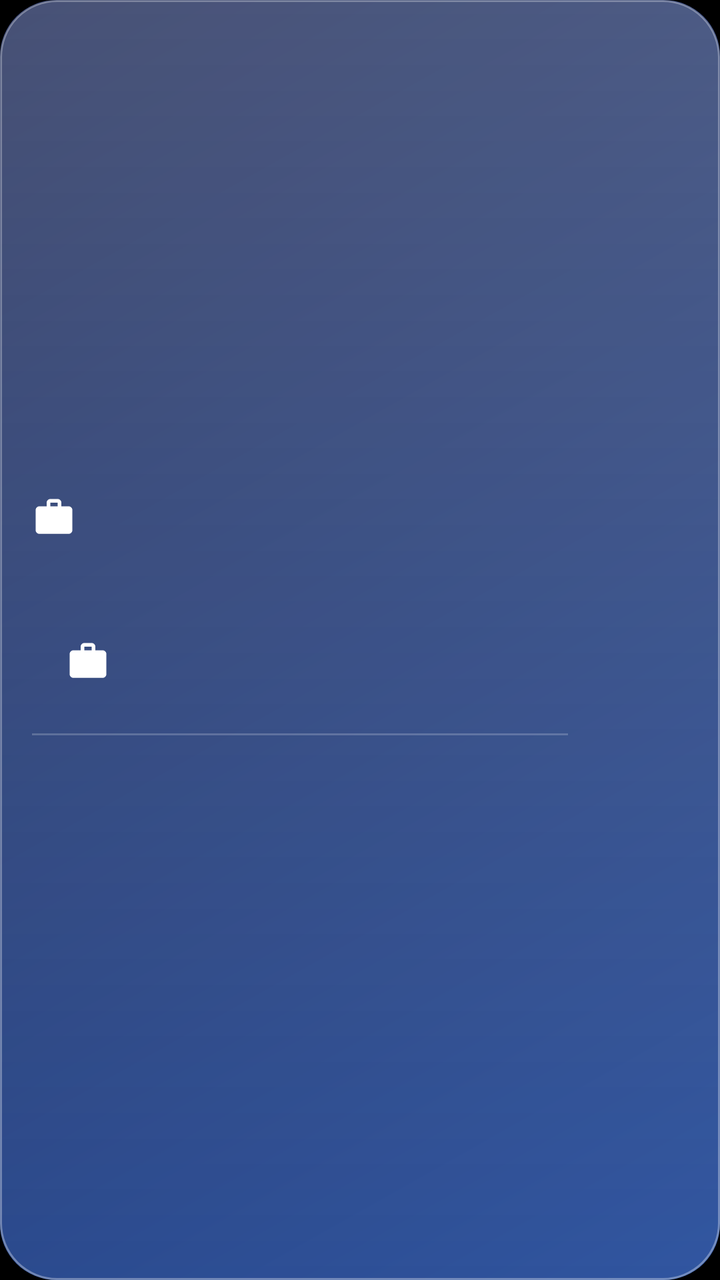
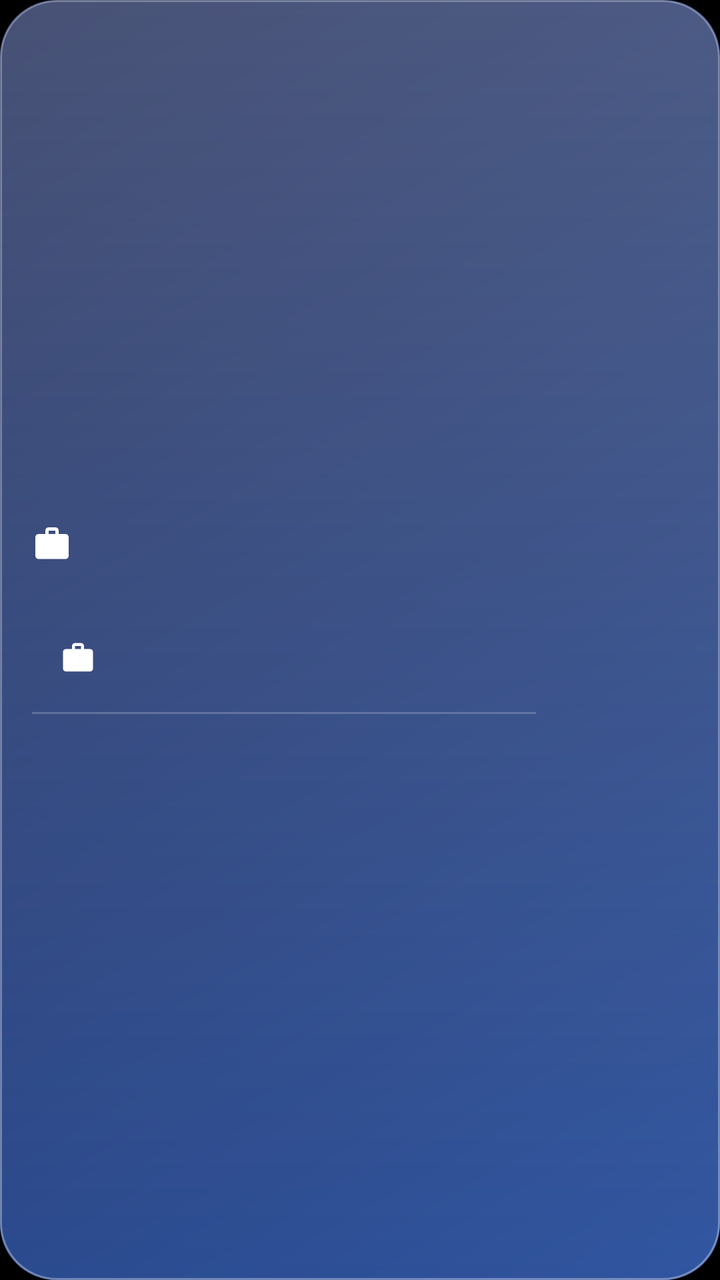

The first picture is an Android layout as it rendered before a commit; the second is the same layout after the commit. The layout source and the unified diff follow.
<!-- AndroidManifest.xml: application theme AppTheme -->
<!-- res/layout/widget.xml -->
<?xml version="1.0" encoding="utf-8"?>
<FrameLayout xmlns:android="http://schemas.android.com/apk/res/android"
    android:id="@+id/root"
    android:layout_width="match_parent"
    android:layout_height="match_parent"
    android:background="@drawable/bg_glass_idle">

    <ImageView
        android:id="@+id/art"
        android:layout_width="150dp"
        android:layout_height="match_parent"
        android:layout_gravity="end|center_vertical"
        android:scaleType="fitEnd" />

    <LinearLayout
        android:layout_width="match_parent"
        android:layout_height="match_parent"
        android:gravity="center_vertical"
        android:orientation="vertical"
        android:padding="16dp">

        <LinearLayout
            android:layout_width="wrap_content"
            android:layout_height="wrap_content"
            android:gravity="center_vertical"
            android:orientation="horizontal">

            <ImageView
                android:id="@+id/hdr_icon"
                android:layout_width="22dp"
                android:layout_height="22dp"
                android:src="@drawable/ic_briefcase" />

            <TextView
                android:id="@+id/title"
                android:layout_width="wrap_content"
                android:layout_height="wrap_content"
                android:layout_marginStart="10dp"
                android:textColor="#FFFFFF"
                android:textSize="19sp"
                android:textStyle="bold" />
        </LinearLayout>

        <TextView
            android:id="@+id/subtitle"
            android:layout_width="wrap_content"
            android:layout_height="wrap_content"
            android:layout_marginTop="6dp"
            android:textColor="#C4EDFF"
            android:textSize="14sp" />

        <LinearLayout
            android:id="@+id/row"
            android:layout_width="wrap_content"
            android:layout_height="wrap_content"
            android:layout_marginTop="6dp"
            android:gravity="center_vertical"
            android:orientation="horizontal">

            <FrameLayout
                android:layout_width="56dp"
                android:layout_height="56dp">

                <ImageView
                    android:id="@+id/ring"
                    android:layout_width="match_parent"
                    android:layout_height="match_parent"
                    android:scaleType="fitCenter" />

                <ImageView
                    android:id="@+id/ring_icon"
                    android:layout_width="22dp"
                    android:layout_height="22dp"
                    android:layout_gravity="center"
                    android:src="@drawable/ic_briefcase" />
            </FrameLayout>

            <TextView
                android:id="@+id/num"
                android:layout_width="wrap_content"
                android:layout_height="wrap_content"
                android:layout_marginStart="12dp"
                android:textColor="#FFFFFF"
                android:textSize="38sp"
                android:textStyle="bold" />

            <TextView
                android:id="@+id/unit"
                android:layout_width="wrap_content"
                android:layout_height="wrap_content"
                android:layout_marginStart="6dp"
                android:paddingTop="8dp"
                android:textColor="#FFFFFF"
                android:textSize="19sp"
                android:textStyle="bold" />
        </LinearLayout>

               <FrameLayout
            android:id="@+id/divider"
            android:layout_width="match_parent"
            android:layout_height="1dp"
            android:layout_marginTop="8dp"
            android:layout_marginEnd="60dp"
            android:background="#33FFFFFF" />

        <LinearLayout
            android:id="@+id/bottom"
            android:layout_width="wrap_content"
            android:layout_height="wrap_content"
            android:layout_marginTop="6dp"
            android:gravity="center_vertical"
            android:orientation="horizontal">

            <TextView
                android:id="@+id/blabel"
                android:layout_width="wrap_content"
                android:layout_height="wrap_content"
                android:textColor="#C4EDFF"
                android:textSize="13sp" />

            <TextView
                android:id="@+id/bvalue"
                android:layout_width="wrap_content"
                android:layout_height="wrap_content"
                android:layout_marginStart="8dp"
                android:textColor="#FFFFFF"
                android:textSize="15sp"
                android:textStyle="bold" />
        </LinearLayout>
    </LinearLayout>
</FrameLayout>
<!-- resources referenced by this layout -->
<resources>
  <!-- drawable bg_glass_idle (drawable) -->
  <?xml version="1.0" encoding="utf-8"?>
  <layer-list xmlns:android="http://schemas.android.com/apk/res/android">
      <item>
          <shape android:shape="rectangle">
              <gradient
                  android:angle="315"
                  android:endColor="#BB3B6FD8"
                  android:startColor="#BB1B2C6B" />
              <corners android:radius="28dp" />
          </shape>
      </item>
      <item>
          <shape android:shape="rectangle">
              <gradient
                  android:angle="270"
                  android:endColor="#06FFFFFF"
                  android:startColor="#38FFFFFF" />
              <stroke
                  android:width="1dp"
                  android:color="#55FFFFFF" />
              <corners android:radius="28dp" />
          </shape>
      </item>
  </layer-list>
  <!-- drawable ic_briefcase (drawable) -->
  <?xml version="1.0" encoding="utf-8"?>
  <vector xmlns:android="http://schemas.android.com/apk/res/android"
      android:width="24dp"
      android:height="24dp"
      android:viewportWidth="24"
      android:viewportHeight="24">
      <path
          android:fillColor="#FFFFFFFF"
          android:pathData="M20,6h-4L16,4c0,-1.11 -0.89,-2 -2,-2h-4c-1.11,0 -2,0.89 -2,2v2L4,6c-1.11,0 -1.99,0.89 -1.99,2L2,19c0,1.11 0.89,2 2,2h16c1.11,0 2,-0.89 2,-2L22,8c0,-1.11 -0.89,-2 -2,-2zM14,6h-4L10,4h4v2z" />
  </vector>
  <style name="AppTheme" parent="android:Theme.DeviceDefault.NoActionBar">
          <item name="android:windowBackground">@android:color/black</item>
      </style>
</resources>

<!-- the commit's change to res/layout/widget.xml (unified diff, before → after) -->
@@ -7,59 +7,69 @@
 
     <ImageView
         android:id="@+id/art"
-        android:layout_width="150dp"
-        android:layout_height="match_parent"
+        android:layout_width="76dp"
+        android:layout_height="76dp"
         android:layout_gravity="end|center_vertical"
-        android:scaleType="fitEnd" />
+        android:layout_marginEnd="12dp"
+        android:scaleType="fitCenter" />
 
     <LinearLayout
+        android:id="@+id/content"
         android:layout_width="match_parent"
         android:layout_height="match_parent"
         android:gravity="center_vertical"
         android:orientation="vertical"
-        android:padding="16dp">
+        android:paddingStart="16dp"
+        android:paddingTop="8dp"
+        android:paddingEnd="92dp"
+        android:paddingBottom="8dp">
 
         <LinearLayout
-            android:layout_width="wrap_content"
+            android:layout_width="match_parent"
             android:layout_height="wrap_content"
             android:gravity="center_vertical"
             android:orientation="horizontal">
 
             <ImageView
                 android:id="@+id/hdr_icon"
-                android:layout_width="22dp"
-                android:layout_height="22dp"
+                android:layout_width="20dp"
+                android:layout_height="20dp"
                 android:src="@drawable/ic_briefcase" />
 
             <TextView
                 android:id="@+id/title"
                 android:layout_width="wrap_content"
                 android:layout_height="wrap_content"
-                android:layout_marginStart="10dp"
+                android:layout_marginStart="8dp"
+                android:ellipsize="end"
+                android:maxLines="1"
                 android:textColor="#FFFFFF"
-                android:textSize="19sp"
+                android:textSize="18sp"
                 android:textStyle="bold" />
         </LinearLayout>
 
         <TextView
             android:id="@+id/subtitle"
-            android:layout_width="wrap_content"
+            android:layout_width="match_parent"
             android:layout_height="wrap_content"
-            android:layout_marginTop="6dp"
+            android:layout_marginTop="2dp"
+            android:ellipsize="end"
+            android:maxLines="1"
             android:textColor="#C4EDFF"
-            android:textSize="14sp" />
+            android:textSize="13sp" />
 
         <LinearLayout
-            android:id="@+id/row"
-            android:layout_width="wrap_content"
+            android:id="@+id/numrow"
+            android:layout_width="match_parent"
             android:layout_height="wrap_content"
-            android:layout_marginTop="6dp"
+            android:layout_marginTop="2dp"
             android:gravity="center_vertical"
             android:orientation="horizontal">
 
             <FrameLayout
-                android:layout_width="56dp"
-                android:layout_height="56dp">
+                android:id="@+id/ringbox"
+                android:layout_width="46dp"
+                android:layout_height="46dp">
 
                 <ImageView
                     android:id="@+id/ring"
@@ -69,8 +79,8 @@
 
                 <ImageView
                     android:id="@+id/ring_icon"
-                    android:layout_width="22dp"
-                    android:layout_height="22dp"
+                    android:layout_width="18dp"
+                    android:layout_height="18dp"
                     android:layout_gravity="center"
                     android:src="@drawable/ic_briefcase" />
             </FrameLayout>
@@ -79,9 +89,10 @@
                 android:id="@+id/num"
                 android:layout_width="wrap_content"
                 android:layout_height="wrap_content"
-                android:layout_marginStart="12dp"
+                android:layout_marginStart="10dp"
+                android:maxLines="1"
                 android:textColor="#FFFFFF"
-                android:textSize="38sp"
+                android:textSize="32sp"
                 android:textStyle="bold" />
 
             <TextView
@@ -89,25 +100,25 @@
                 android:layout_width="wrap_content"
                 android:layout_height="wrap_content"
                 android:layout_marginStart="6dp"
-                android:paddingTop="8dp"
+                android:maxLines="1"
+                android:paddingTop="6dp"
                 android:textColor="#FFFFFF"
-                android:textSize="19sp"
+                android:textSize="17sp"
                 android:textStyle="bold" />
         </LinearLayout>
 
-               <FrameLayout
+        <FrameLayout
             android:id="@+id/divider"
             android:layout_width="match_parent"
             android:layout_height="1dp"
-            android:layout_marginTop="8dp"
-            android:layout_marginEnd="60dp"
+            android:layout_marginTop="4dp"
+            android:layout_marginBottom="4dp"
             android:background="#33FFFFFF" />
 
         <LinearLayout
             android:id="@+id/bottom"
-            android:layout_width="wrap_content"
+            android:layout_width="match_parent"
             android:layout_height="wrap_content"
-            android:layout_marginTop="6dp"
             android:gravity="center_vertical"
             android:orientation="horizontal">
 
@@ -115,17 +126,30 @@
                 android:id="@+id/blabel"
                 android:layout_width="wrap_content"
                 android:layout_height="wrap_content"
+                android:ellipsize="end"
+                android:maxLines="1"
                 android:textColor="#C4EDFF"
-                android:textSize="13sp" />
+                android:textSize="12sp" />
 
             <TextView
                 android:id="@+id/bvalue"
                 android:layout_width="wrap_content"
                 android:layout_height="wrap_content"
-                android:layout_marginStart="8dp"
+                android:layout_marginStart="6dp"
+                android:maxLines="1"
                 android:textColor="#FFFFFF"
-                android:textSize="15sp"
+                android:textSize="14sp"
                 android:textStyle="bold" />
+
+            <Chronometer
+                android:id="@+id/bchrono"
+                android:layout_width="wrap_content"
+                android:layout_height="wrap_content"
+                android:layout_marginStart="6dp"
+                android:textColor="#FFFFFF"
+                android:textSize="14sp"
+                android:textStyle="bold"
+                android:visibility="gone" />
         </LinearLayout>
     </LinearLayout>
 </FrameLayout>
